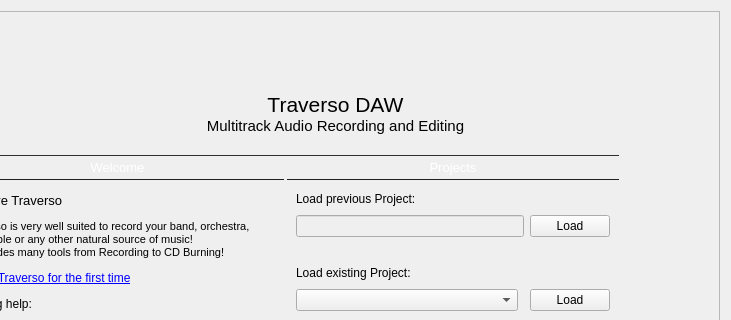
This is src/traverso/ui/WelcomeWidget.ui in ErwanLegrand/Traverso-DAW as Qt 5 draws it before an edit; both pictures show x 156 to 887 and y 0 to 320 of the 887 by 621 pixel window. The edited form follows.
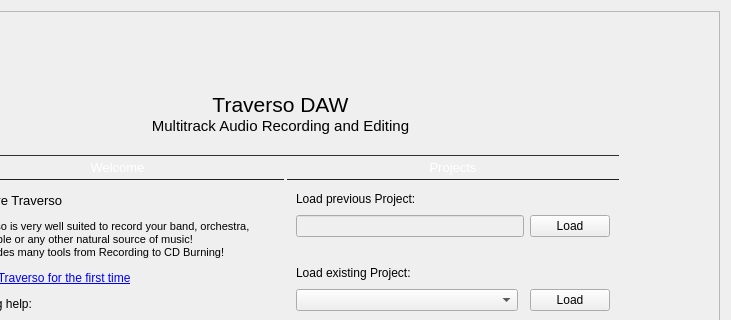
This is the edited form. Icons and pictures are not drawn.

Commit message: centered header text

```diff
--- a/src/traverso/ui/WelcomeWidget.ui
+++ b/src/traverso/ui/WelcomeWidget.ui
@@ -153,7 +153,8 @@
              <item>
               <widget class="QLabel" name="label_7">
                <property name="styleSheet">
-                <string notr="true">border-width: 0;</string>
+                <string notr="true">border-width: 0;
+margin-right: 110</string>
                </property>
                <property name="text">
                 <string>&lt;!DOCTYPE HTML PUBLIC &quot;-//W3C//DTD HTML 4.0//EN&quot; &quot;http://www.w3.org/TR/REC-html40/strict.dtd&quot;&gt;
@@ -166,6 +167,9 @@
                <property name="alignment">
                 <set>Qt::AlignCenter</set>
                </property>
+               <property name="margin">
+                <number>0</number>
+               </property>
               </widget>
              </item>
             </layout>
```
Left out of the diff: 5 changed lines with no effect on the pictures.
